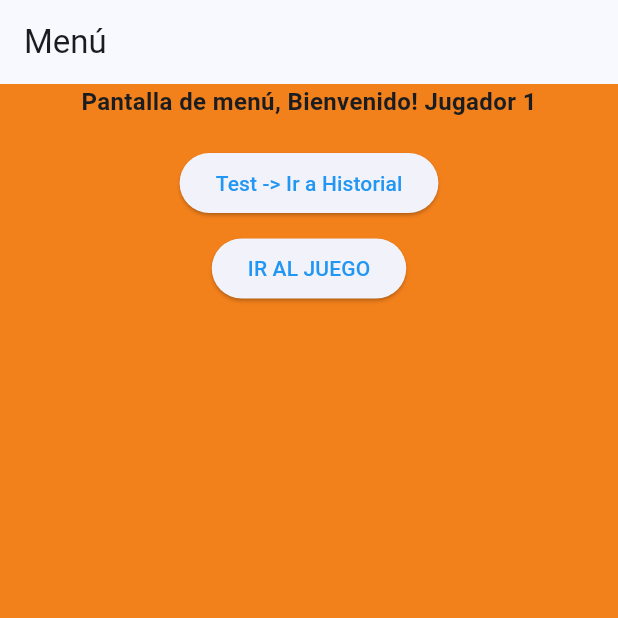
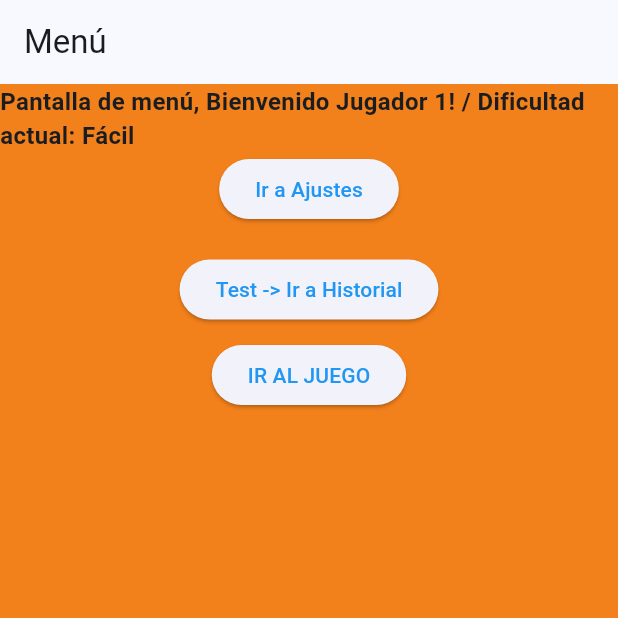
Before and after one commit to danielmnz/3479A321_2021479044, a Flutter app: the screen it shows after launch, on a phone screen of 412 x 824 dp, the top half of it. Run offline on Flutter 3.47's test engine with Material 3 defaults, Android fonts, the phone set to English and light mode, and no system bars; our stand-ins replace logger, shared_preferences.

Commit message:
evolución de estados reactivos

```diff
--- a/lib/core/services/storage_service.dart
+++ b/lib/core/services/storage_service.dart
@@ -14,8 +14,4 @@
 
   static Future<void> saveDifficulty(String difficulty) async => await _prefs.setString('difficulty', difficulty);
   static String getDifficulty() => _prefs.getString('difficulty') ?? 'Fácil';
-
-
-
-
 }
--- /dev/null
+++ b/lib/models/settings_model.dart
@@ -0,0 +1,27 @@
+import 'package:flutter/material.dart';
+import 'package:probando_flutter_lab1/core/services/storage_service.dart';
+
+class SettingsViewModel extends ChangeNotifier {
+  String _username = '';
+  String _difficulty = 'Fácil';
+
+  String get username => _username;
+  String get difficulty => _difficulty;
+
+  //propiedad calculada dinámicamente
+  int get gridSize => _difficulty == 'Fácil' ? 8 : (_difficulty == 'Medio' ? 10 :12);
+
+  SettingsViewModel() {
+    _loadSettings();
+  }
+
+  void _loadSettings() {
+    _username = StorageService.getUsername();
+    _difficulty = StorageService.getDifficulty();
+  }
+
+  void refreshSettings() {
+    _loadSettings();
+    notifyListeners();
+  }
+}
--- a/lib/ui/screens/menu_screen.dart
+++ b/lib/ui/screens/menu_screen.dart
@@ -1,12 +1,17 @@
 import 'package:flutter/material.dart';
 import 'package:probando_flutter_lab1/core/services/storage_service.dart';
+import 'package:probando_flutter_lab1/models/settings_model.dart';
+import 'package:provider/provider.dart';
 
 class MenuScreen extends StatelessWidget {
   const MenuScreen({super.key});
 
   @override
   Widget build(BuildContext context) {
-    var username = StorageService.getUsername(); //me sirve para el proyecto
+    //var username = StorageService.getUsername(); //me sirve para el proyecto
+
+    final settings = context.watch<SettingsViewModel>();
+    final difficulty = context.watch<SettingsViewModel>();
 
     return Scaffold(
       appBar: AppBar(title: const Text("Menú")),
@@ -14,13 +19,22 @@
         child: Column(
           children: [
 
+            //
             Text(
-              "Pantalla de menú, Bienvenido! $username",
+              "Pantalla de menú, Bienvenido ${settings.username}! / Dificultad actual: ${settings.difficulty}",
               style: const TextStyle(
                 fontSize: 16,
                 fontWeight: FontWeight.bold,
               ),
             ),
+
+            ElevatedButton(
+              onPressed: () async {
+                Navigator.pushNamed(context, "/settings");
+              },
+              child: const Text("Ir a Ajustes"),
+            ),
+            //
 
             SizedBox(height: 19),
 
--- a/lib/ui/screens/settings_screen.dart
+++ b/lib/ui/screens/settings_screen.dart
@@ -1,5 +1,7 @@
 import 'package:flutter/material.dart';
 import 'package:probando_flutter_lab1/core/services/storage_service.dart';
+import 'package:probando_flutter_lab1/models/settings_model.dart';
+import 'package:provider/provider.dart';
 
 class SettingsScreen extends StatefulWidget {
   const SettingsScreen({super.key});
@@ -22,6 +24,9 @@
   void _saveSettings() async {
     await StorageService.saveUsername(_nameController.text);
     await StorageService.saveDifficulty(_selectedDifficulty);
+
+    //llamamos a la función que "refresca" la configuración
+    context.read<SettingsViewModel>().refreshSettings();
 
     if (mounted) {
       ScaffoldMessenger.of(context).showSnackBar(
```
Also changed, not shown: lib/main.dart (+12 -1 lines).
